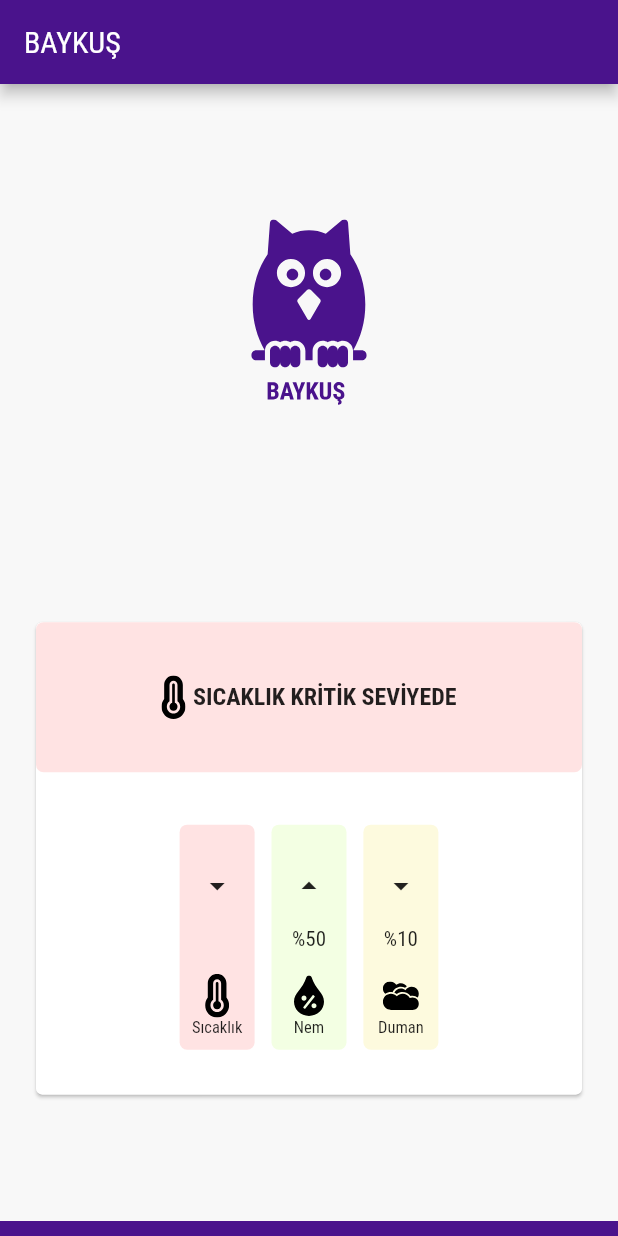
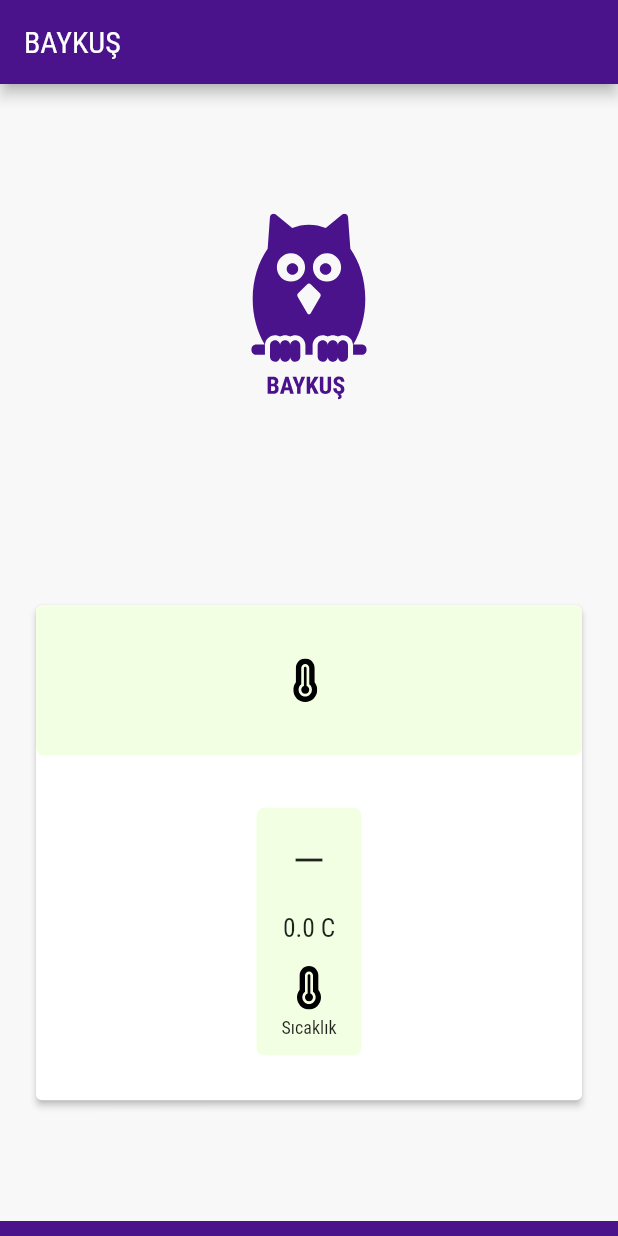
Before and after one commit to mehmetyilmaz001/baykus_mobile_demo, a Flutter app: the screen it shows after launch, on a phone screen of 412 x 824 dp. Run offline on Flutter 3.47's test engine with Material 2 defaults, Android fonts, the phone set to English and light mode, and no system bars; our stand-ins replace flutter_svg; network calls fail.

Commit message:
Sort of changes

```diff
--- a/lib/helper.dart
+++ b/lib/helper.dart
@@ -3,22 +3,22 @@ import 'models/box_types.dart';
 
 
 class Helper {
-  static Color getBoxColor(BoxTypes type) {
+  static Map<int, Color> getBoxColor(BoxTypes type) {
     switch (type) {
       case BoxTypes.succcess:
-        return Color.fromRGBO(243, 255, 227, 1);
+        return {0: Color.fromRGBO(243, 255, 227, 1), 1: Color.fromRGBO(217, 255, 168, 1)};
         break;
       case BoxTypes.warning:
-        return Color.fromRGBO(253, 250, 222, 1);
+        return {0: Color.fromRGBO(253, 250, 222, 1), 1: Color.fromRGBO(253, 244, 161, 1)};
         break;
       case BoxTypes.danger:
-        return Color.fromRGBO(255, 227, 227, 1);
+        return {0: Color.fromRGBO(255, 201, 201, 1), 1: Color.fromRGBO(255, 153, 153, 1)};
         break;
       case BoxTypes.info:
-        return Colors.lightBlue;
+        return {0: Colors.lightBlue, 1: Colors.blue};
         break;
       default:
-        return Colors.grey;
+        return {0: Colors.grey, 1: Colors.blueGrey};
     }
   }
 }
--- a/lib/main.dart
+++ b/lib/main.dart
@@ -1,5 +1,4 @@
-import 'package:baykus_mobile_demo/models/box_types.dart';
-import 'package:baykus_mobile_demo/providers/sensors.dart';
+import 'package:baykus_mobile_demo/providers/sensors_provider.dart';
 import 'package:baykus_mobile_demo/widgets/alert_box.dart';
 //import 'package:baykus_mobile_demo/widgets/sensor_item.dart';
 import 'package:baykus_mobile_demo/widgets/sensors.dart';
@@ -18,6 +17,7 @@ class MyApp extends StatelessWidget {
         ChangeNotifierProvider.value(
           value: SensorsProvider(),
         ),
+
       ],
       child: MaterialApp(
         title: 'Flutter Demo',
@@ -32,15 +32,6 @@ class MyApp extends StatelessWidget {
 class MyHomePage extends StatefulWidget {
   MyHomePage({Key key, this.title}) : super(key: key);
 
-  // This widget is the home page of your application. It is stateful, meaning
-  // that it has a State object (defined below) that contains fields that affect
-  // how it looks.
-
-  // This class is the configuration for the state. It holds the values (in this
-  // case the title) provided by the parent (in this case the App widget) and
-  // used by the build method of the State. Fields in a Widget subclass are
-  // always marked "final".
-
   final String title;
 
   @override
@@ -52,10 +43,12 @@ class _MyHomePageState extends State<MyHomePage> {
   Widget build(BuildContext context) {
     return Scaffold(
         backgroundColor: Color.fromRGBO(248, 248, 248, 1),
-        appBar: AppBar(title: Text("BAYKUŞ"), backgroundColor: Color.fromRGBO(74, 19, 140, 1),),
+        appBar: AppBar(
+          title: Text("BAYKUŞ"),
+          backgroundColor: Color.fromRGBO(74, 19, 140, 1),
+        ),
         body: Stack(
           children: <Widget>[
-
             CenterWidget(),
             Positioned(
               bottom: 0.0,
@@ -85,16 +78,23 @@ class CenterWidget extends StatelessWidget {
           children: <Widget>[
             SvgPicture.asset('assets/images/logo.svg'),
             Card(
-                elevation: 1,
+                elevation: 2,
                 child: Container(
                   padding: EdgeInsets.only(bottom: 30),
                   child: Column(
                     children: <Widget>[
-                      AlertBox(
-                        icon: 'temp',
-                        message: 'SICAKLIK KRİTİK SEVİYEDE',
-                        type: BoxTypes.danger,
+                      Consumer<SensorsProvider>(
+                        builder: (ctx, sensor, _) => AlertBox(
+                          icon: 'temp',
+                          message: sensor.alert.title,
+                          type: sensor.alert.type,
+                        ),
                       ),
+                      // AlertBox(
+                      //   icon: 'temp',
+                      //   message: 'SICAKLIK KRİTİK SEVİYEDE',
+                      //   type: BoxTypes.danger,
+                      // ),
                       Sensors()
                     ],
                   ),
--- /dev/null
+++ b/lib/models/alert.dart
@@ -0,0 +1,9 @@
+import 'package:baykus_mobile_demo/models/box_types.dart';
+
+class Alert {
+  final String title;
+  //final Icon icon;
+  final BoxTypes type;
+
+  Alert({this.title, this.type});
+}
--- /dev/null
+++ b/lib/models/arrow_type.dart
@@ -0,0 +1,5 @@
+enum ArrowType{
+  up,
+  down,
+  equals
+}
--- a/lib/providers/sensors.dart
+++ /dev/null
@@ -1,34 +0,0 @@
-import 'dart:async';
-
-import 'package:flutter/material.dart';
-import 'package:http/http.dart' as http;
-import 'dart:convert';
-
-class SensorsProvider with ChangeNotifier{
-  static const url = "http://iotreceiver.vefacaglar.com/api/ReadValue/13CE7EB1-C74D-4C2C-4E70-08D75E003FD4";
-  String _temp;
-
-  String get temp{
-    return _temp;
-  }
-
-  void setTimer() {
-    Timer.periodic(new Duration(seconds: 5), (timer) {
-      fetchTemp();
-    });
-  }
-
-  Future<void> fetchTemp() async{
-    try{
-      final res = await http.get(url);
-      final resData = json.decode(res.body);
-      print(resData);
-      _temp = resData["value"].toString();
-
-       notifyListeners();
-    }catch(err){
-      print(err);
-    }
-  }
-
-}
--- /dev/null
+++ b/lib/providers/sensors_provider.dart
@@ -0,0 +1,90 @@
+import 'dart:async';
+
+import 'package:baykus_mobile_demo/models/alert.dart';
+import 'package:baykus_mobile_demo/models/arrow_type.dart';
+import 'package:baykus_mobile_demo/models/box_types.dart';
+import 'package:flutter/material.dart';
+import 'package:http/http.dart' as http;
+import 'dart:convert';
+
+class SensorsProvider with ChangeNotifier{
+  static const url = "http://iotreceiver.vefacaglar.com/api/ReadValue/13CE7EB1-C74D-4C2C-4E70-08D75E003FD4";
+
+  double _temp = 0.0;
+  double _prevTemp = 0.0;
+  ArrowType _arrowType = ArrowType.equals;
+
+
+  int _tempLimit = 26;
+  Alert _alert = Alert(title: "", type: BoxTypes.succcess);
+
+  double get temp{
+    return _temp;
+  }
+
+  double get prevTemp{
+    return _prevTemp;
+  }
+
+  Alert get alert{
+    return _alert;
+  }
+
+  ArrowType get arrowType{
+    return _arrowType;
+  }
+
+
+  void setTimer() {
+    Timer.periodic(new Duration(seconds: 5), (timer) {
+      fetchTemp();
+    });
+  }
+
+  Future<void> fetchTemp() async{
+    try{
+      final res = await http.get(url);
+      final resData = json.decode(res.body);
+      print(resData);
+
+      _prevTemp = _temp;
+      _temp = resData["value"];
+
+      if(_temp == _prevTemp){
+        _arrowType = ArrowType.equals;
+
+      }else if(_temp > _prevTemp){
+        _arrowType = ArrowType.up;
+
+      }else if(_temp < _prevTemp){
+        _arrowType = ArrowType.down;
+
+      }
+
+      checkTemp();
+
+
+    }catch(err){
+      print(err);
+    }
+
+    notifyListeners();
+  }
+
+  void checkTemp() {
+    double successLimit =  (_tempLimit * 0.9);
+
+    if (temp < (_tempLimit * 0.9) ) {
+      _alert =  Alert(title: "SICAKLIK NORMAL SEVİYEDE", type: BoxTypes.succcess);
+    }
+    else if (successLimit <= temp && temp <= _tempLimit ) {
+      _alert =  Alert(title: "SICAKLIK KRİTİK SEVİYEYE YAKLAŞTI", type: BoxTypes.warning);
+    }
+    else {
+      _alert =  Alert(title: "SICAKLIK KRİTİK SEVİYEDE", type: BoxTypes.danger);
+    }
+
+    notifyListeners();
+  }
+
+}
--- a/lib/widgets/alert_box.dart
+++ b/lib/widgets/alert_box.dart
@@ -1,30 +1,57 @@
+import 'dart:async';
+
 import 'package:baykus_mobile_demo/helper.dart';
 import 'package:baykus_mobile_demo/models/box_types.dart';
 import 'package:flutter/material.dart';
 import 'package:flutter_svg/svg.dart';
 
-class AlertBox extends StatelessWidget {
+class AlertBox extends StatefulWidget {
   final String message;
   final String icon;
   final BoxTypes type;
 
   AlertBox({this.icon = 'temp', this.message, this.type});
 
+  @override
+  _AlertBoxState createState() => _AlertBoxState();
+}
 
+class _AlertBoxState extends State<AlertBox> {
+  double boxOpacity = 1.0;
+  @override
+  void initState() {
+    super.initState();
+    setOpacityTimer();
+  }
 
+  void setOpacityTimer() {
+    Timer.periodic(new Duration(seconds: 1), (timer) {
+      setState(() {
+        if(boxOpacity == 1.0){
+          boxOpacity = 0.6;
+        }else{
+          boxOpacity = 1.0;
+        }
+      });
+    });
+  }
   @override
   Widget build(BuildContext context) {
-    return Container(
-      decoration: BoxDecoration(color: Helper.getBoxColor(type), borderRadius: BorderRadius.circular(5)),
+    return AnimatedOpacity(
+        opacity: widget.type != BoxTypes.danger ? 1.0 : boxOpacity,
+        duration: Duration(milliseconds: 300),
+          child: Container(
+        decoration: BoxDecoration(color: Helper.getBoxColor(widget.type)[0], borderRadius: BorderRadius.circular(5)),
         height: 100,
         child: Row(
           crossAxisAlignment: CrossAxisAlignment.center,
           mainAxisAlignment: MainAxisAlignment.center,
           children: <Widget>[
-          SvgPicture.asset('assets/images/${icon}_icon.svg'),
+            SvgPicture.asset('assets/images/${widget.icon}_icon.svg'),
             SizedBox(width: 5,),
-          Text(message, style: TextStyle(fontWeight: FontWeight.bold, fontSize: 16),),
+            Text(widget.message, style: TextStyle(fontWeight: FontWeight.bold, fontSize: 16),),
           ],
+        ),
       ),
     );
   }
--- a/lib/widgets/sensor_item.dart
+++ b/lib/widgets/sensor_item.dart
@@ -1,3 +1,4 @@
+import 'package:baykus_mobile_demo/models/arrow_type.dart';
 import 'package:baykus_mobile_demo/models/box_types.dart';
 import 'package:flutter/material.dart';
 import 'package:flutter_svg/flutter_svg.dart';
@@ -8,45 +9,69 @@ class SensorItem extends StatelessWidget {
   final String icon;
   final String title;
   final String value;
-  final bool isUp;
+  final ArrowType arrowType;
   final BoxTypes boxType;
+  final Border border;
 
   const SensorItem(
       {@required this.icon,
       @required this.title,
       @required this.value,
       @required this.boxType,
-      this.isUp});
+      this.border,
+      this.arrowType});
+
+  Widget _buildArrow(){
+      if(arrowType == ArrowType.equals){
+        return Icon(Icons.maximize);
+
+      }else if(arrowType == ArrowType.up){
+        return Icon(Icons.arrow_drop_up);
+
+      }else if(arrowType == ArrowType.down){
+        return Icon(Icons.arrow_drop_down);
+
+      }else{
+        return Icon(Icons.maximize);
+
+      }
+    }
 
   @override
   Widget build(BuildContext context) {
     return Container(
       padding: EdgeInsets.all(8),
       decoration: BoxDecoration(
-          color: Helper.getBoxColor(boxType),
+          color: Helper.getBoxColor(boxType)[0],
+          border:  border,
           borderRadius: BorderRadius.circular(5)),
-      width: 50,
-      height: 150,
+      width: 70,
+      height: 165,
       child: Column(
         mainAxisAlignment: MainAxisAlignment.end,
         children: <Widget>[
-          Icon(isUp ? Icons.arrow_drop_up : Icons.arrow_drop_down),
+          _buildArrow(),
           SizedBox(
             height: 15,
           ),
-          Text(value == null ? "" : value),
+          Text(value == null ? "" : value, style: TextStyle(fontSize: 17)),
           SizedBox(
             height: 15,
           ),
           Container(
-            height: 30,
-            child: SvgPicture.asset('assets/images/${icon}_icon.svg')),
+              height: 30,
+              child: SvgPicture.asset('assets/images/${icon}_icon.svg')),
+          SizedBox(
+            height: 5,
+          ),
           Text(
             title,
-            style: TextStyle(fontSize: 11),
+            style: TextStyle(fontSize: 12),
           )
         ],
       ),
     );
+
+
   }
 }
--- a/lib/widgets/sensors.dart
+++ b/lib/widgets/sensors.dart
@@ -1,5 +1,5 @@
-  import 'package:baykus_mobile_demo/models/box_types.dart';
-import 'package:baykus_mobile_demo/providers/sensors.dart';
+import 'package:baykus_mobile_demo/helper.dart';
+import 'package:baykus_mobile_demo/providers/sensors_provider.dart';
 import 'package:baykus_mobile_demo/widgets/sensor_item.dart';
 import 'package:flutter/material.dart';
 import 'package:provider/provider.dart';
@@ -10,22 +10,21 @@ import 'package:provider/provider.dart';
 }
 
 class _SensorsState extends State<Sensors> {
-
   @override
   void initState() {
     super.initState();
     Provider.of<SensorsProvider>(context, listen: false).setTimer();
   }
 
-
   @override
   Widget build(BuildContext context) {
+    // final temp = Provider.of<SensorsProvider>(context).temp;
 
-      final temp = Provider.of<SensorsProvider>(context).temp;
+    // if (temp == null) {
+    //   Provider.of<SensorsProvider>(context).fetchTemp();
+    // }
 
-      if(temp == null){
-        Provider.of<SensorsProvider>(context).fetchTemp();
-      }
+    print("build");
 
     return Container(
       width: 195,
@@ -33,24 +32,27 @@ class _SensorsState extends State<Sensors> {
       child: Row(
         mainAxisAlignment: MainAxisAlignment.spaceEvenly,
         children: <Widget>[
-                            SensorItem(
+          Consumer<SensorsProvider>(
+            builder: (ctx, sensors, _) => SensorItem(
                 icon: 'temp',
                 title: 'Sıcaklık',
-                                value: temp,
-                                isUp: false,
-                                boxType: BoxTypes.danger),
-                            SensorItem(
-                                icon: 'humadity',
-                                title: 'Nem',
-                                value: '%50',
-                                isUp: true,
-                                boxType: BoxTypes.succcess),
-                            SensorItem(
-                                icon: 'smog',
-                                title: 'Duman',
-                                value: '%10',
-                                isUp: false,
-                                boxType: BoxTypes.warning),
+                value: sensors.temp == null ?  "..." : "${sensors.temp} C",
+                arrowType: sensors.arrowType,
+                border: sensors.temp != sensors.prevTemp ? Border.all(color: Helper.getBoxColor(sensors.alert.type)[1], width: 3) : Border.all(color: Helper.getBoxColor(sensors.alert.type)[0], width: 3),
+                boxType: sensors.alert.type),
+          ),
+          // SensorItem(
+          //     icon: 'humadity',
+          //     title: 'Nem',
+          //     value: '%50',
+          //     isUp: true,
+          //     boxType: BoxTypes.succcess),
+          // SensorItem(
+          //     icon: 'smog',
+          //     title: 'Duman',
+          //     value: '%10',
+          //     isUp: false,
+          //     boxType: BoxTypes.warning),
         ],
       ),
     );
```
Also changed, not shown: 1 other file. Lines whose indentation alone changed are shown as unchanged.
